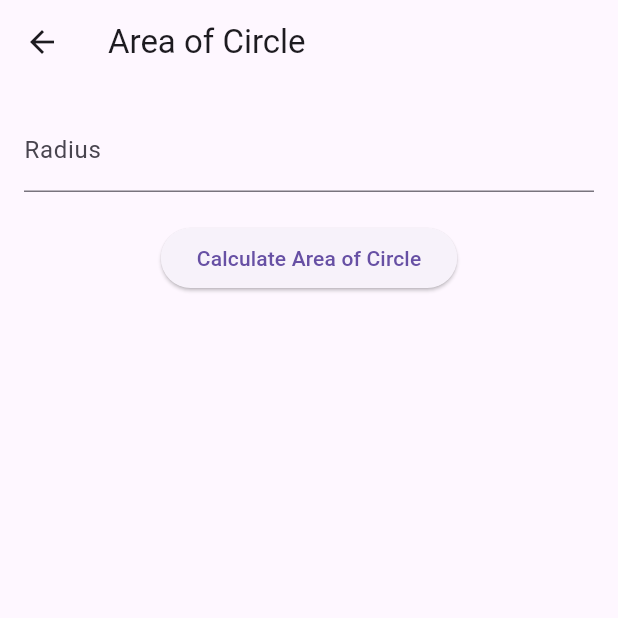
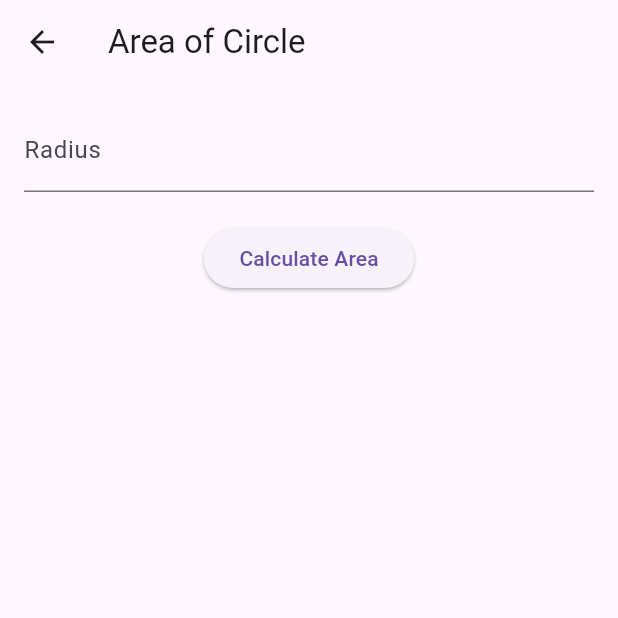
Before and after one commit to HasEEnaEEby/first_assingement, a Flutter app: the AreaOfCircle screen opened directly, on a phone screen of 412 x 824 dp, the top half of it. Run offline on Flutter 3.47's test engine with Material 3 defaults, Android fonts, the phone set to English and light mode, and no system bars.

Commit message:
area of circle

```diff
--- a/lib/screen/area_of_circle.dart
+++ b/lib/screen/area_of_circle.dart
@@ -1,15 +1,32 @@
 import 'package:flutter/material.dart';
 import 'dart:math';
 
-class AreaOfCircle extends StatelessWidget {
+class AreaOfCircle extends StatefulWidget {
+  const AreaOfCircle({super.key});
+
+  @override
+  // ignore: library_private_types_in_public_api
+  _AreaOfCircleState createState() => _AreaOfCircleState();
+}
+
+class _AreaOfCircleState extends State<AreaOfCircle> {
   final TextEditingController radiusController = TextEditingController();
   String result = "";
+
+  void calculateArea() {
+    double radius = double.tryParse(radiusController.text) ?? 0.0;
+    double area = pi * radius * radius;
+
+    setState(() {
+      result = "Area: ${area.toStringAsFixed(2)} square units";
+    });
+  }
 
   @override
   Widget build(BuildContext context) {
     return Scaffold(
       appBar: AppBar(
-        title: Text('Area of Circle'),
+        title: const Text('Area of Circle'),
       ),
       body: Padding(
         padding: const EdgeInsets.all(16.0),
@@ -17,20 +34,19 @@ class AreaOfCircle extends StatelessWidget {
           children: <Widget>[
             TextField(
               controller: radiusController,
-              decoration: InputDecoration(labelText: 'Radius'),
+              decoration: const InputDecoration(labelText: 'Radius'),
               keyboardType: TextInputType.number,
             ),
-            SizedBox(height: 20),
+            const SizedBox(height: 20),
             ElevatedButton(
-              onPressed: () {
-                double radius = double.parse(radiusController.text);
-                double area = pi * radius * radius;
-                result = "Area: ${area.toStringAsFixed(2)} square units";
-              },
-              child: Text('Calculate Area of Circle'),
+              onPressed: calculateArea,
+              child: const Text('Calculate Area'),
             ),
-            SizedBox(height: 20),
-            Text(result),
+            const SizedBox(height: 20),
+            Text(
+              result,
+              style: const TextStyle(fontSize: 18, fontWeight: FontWeight.bold),
+            ),
           ],
         ),
       ),
```
